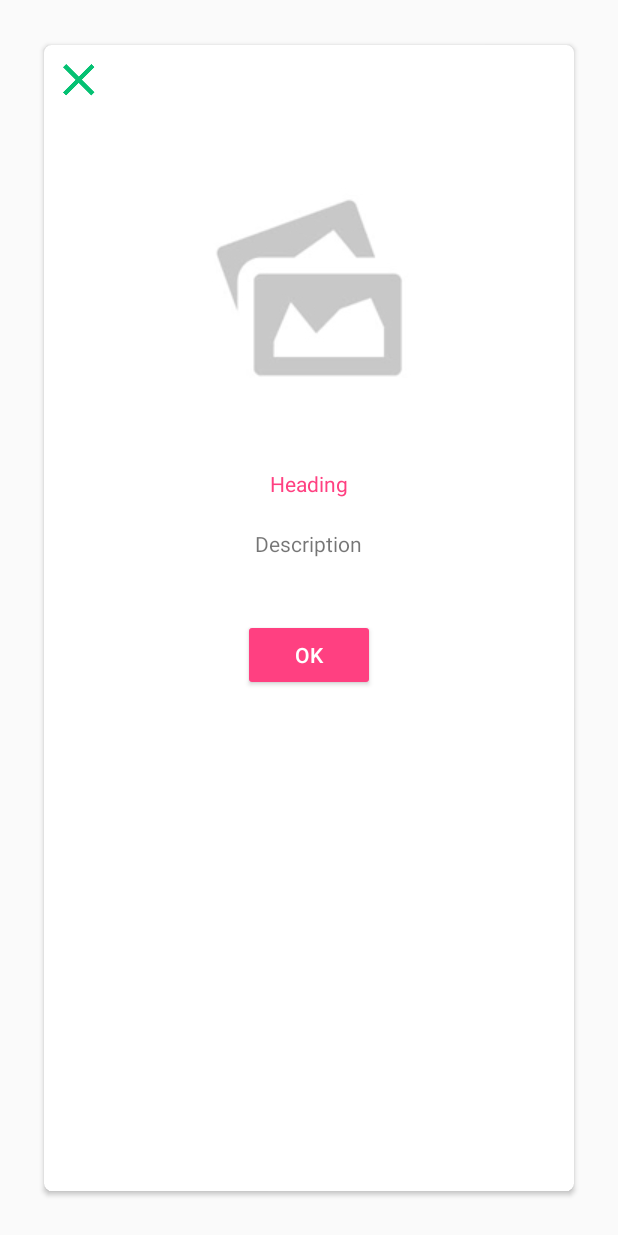
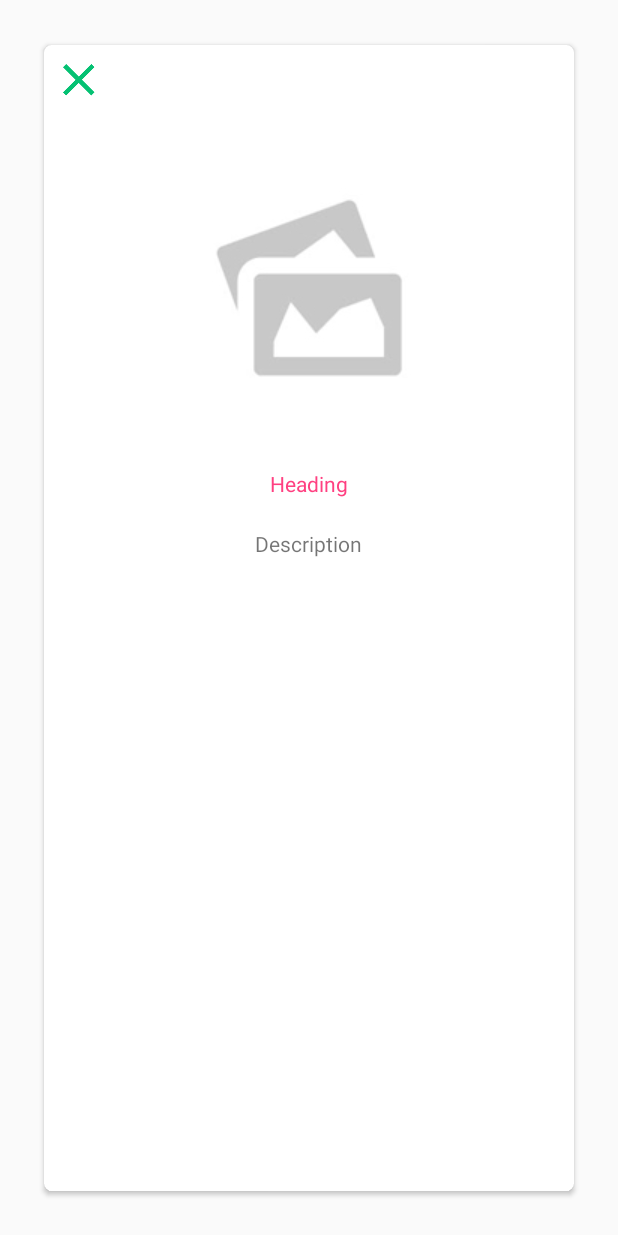
Before and after one commit to ZamanakAndroid/GiftTree, an Android app: the layout dialog_custom.xml on its own in the app's theme, with its tools: preview values and no code run, on a phone screen of 412 x 824 dp. Run offline under Robolectric (Android 15) with nearby library versions, the phone set to English and light mode, and no system bars.

Commit message:
button on vas

```diff
--- a/app/src/main/java/com/zamanak/gifttreelibrary/MainActivity.java
+++ b/app/src/main/java/com/zamanak/gifttreelibrary/MainActivity.java
@@ -9,6 +9,7 @@ import com.zamanak.gifttree.activity.BaseActivityNew;
 public class MainActivity extends BaseActivityNew {
 
     private AppCompatTextView tvHello;
+
 
     @Override
     protected void initView(Bundle savedInstanceState) {
--- a/gifttree/src/main/java/com/zamanak/gifttree/vas/VasDialogNew.java
+++ b/gifttree/src/main/java/com/zamanak/gifttree/vas/VasDialogNew.java
@@ -114,7 +114,10 @@ public class VasDialogNew extends BaseDialogNew implements View.OnClickListener
         sendBtn.setOnClickListener(VasDialogNew.this);
 
         try {
-            regBtn.setText(bText);
+            if (regBtn.getVisibility()==View.GONE){
+                regBtn.setVisibility(View.VISIBLE);
+                regBtn.setText(bText);
+            }
             title_view.setText(title);
             description_view.setText(description);
             Glide.with(mActivity)
--- a/gifttree/src/main/res/layout/dialog_custom.xml
+++ b/gifttree/src/main/res/layout/dialog_custom.xml
@@ -134,7 +134,9 @@
                         android:layout_marginBottom="15dp"
                         android:backgroundTint="@color/colorAccent"
                         android:text="OK"
-                        android:textColor="@color/white" />
+                        android:textColor="@color/white"
+                        android:visibility="gone"
+                        />
 
                     <TextView
                         android:id="@+id/laterTextView"
```
